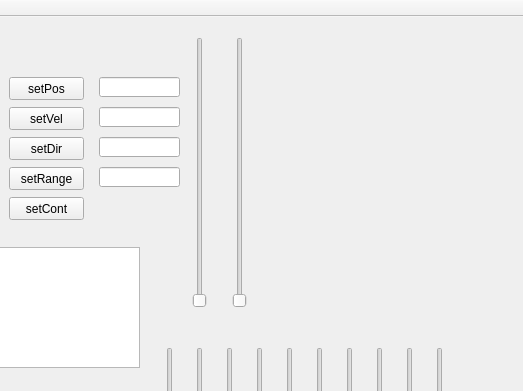
Qt form mainwindow.ui (PoldenDev/polden-ver-motorControl-desktop) before a commit; both pictures show x 261 to 784 and y 0 to 391 of the 784 by 544 pixel window.
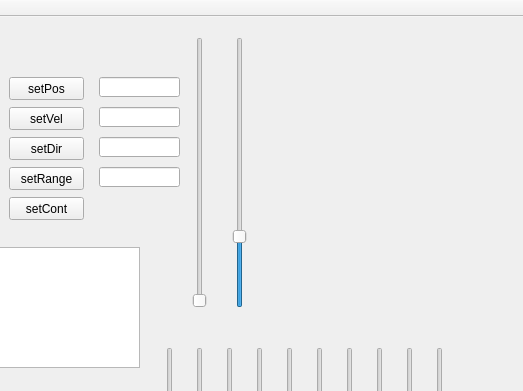
The same form after that commit.

Commit message: правки

Diff of the .ui file:
```diff
--- a/mainwindow.ui
+++ b/mainwindow.ui
@@ -259,6 +259,12 @@
       <height>271</height>
      </rect>
     </property>
+    <property name="maximum">
+     <number>3999</number>
+    </property>
+    <property name="value">
+     <number>1000</number>
+    </property>
     <property name="orientation">
      <enum>Qt::Vertical</enum>
     </property>
```
Left out of the diff: 6 changed lines with no effect on the pictures. The commit also changes 1 other file.
